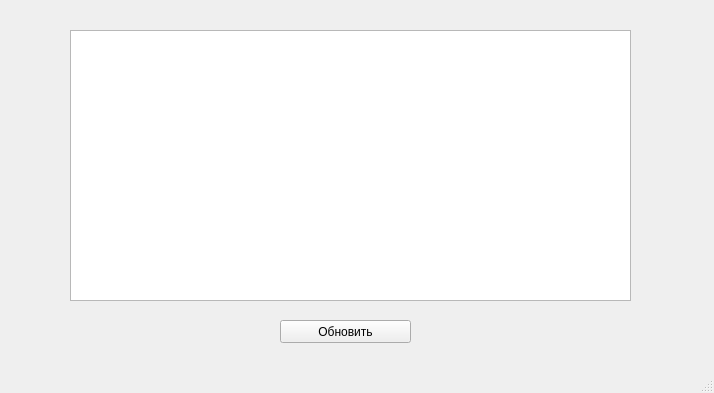
Qt form main.ui (Getmanskiy-S/coffee_git_project) before a commit.
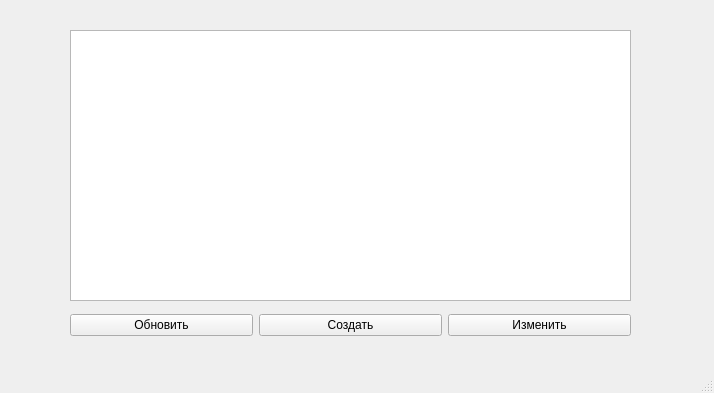
The same form after that commit.

Diff of the .ui file:
```diff
--- a/main.ui
+++ b/main.ui
@@ -27,18 +27,38 @@
      <set>QAbstractItemView::NoEditTriggers</set>
     </property>
    </widget>
-   <widget class="QPushButton" name="pushButton">
+   <widget class="QWidget" name="horizontalLayoutWidget">
     <property name="geometry">
      <rect>
-      <x>280</x>
-      <y>320</y>
-      <width>131</width>
-      <height>23</height>
+      <x>70</x>
+      <y>310</y>
+      <width>561</width>
+      <height>31</height>
      </rect>
     </property>
-    <property name="text">
-     <string>Обновить</string>
-    </property>
+    <layout class="QHBoxLayout" name="horizontalLayout">
+     <item>
+      <widget class="QPushButton" name="pushButton">
+       <property name="text">
+        <string>Обновить</string>
+       </property>
+      </widget>
+     </item>
+     <item>
+      <widget class="QPushButton" name="addButton">
+       <property name="text">
+        <string>Создать</string>
+       </property>
+      </widget>
+     </item>
+     <item>
+      <widget class="QPushButton" name="editButton">
+       <property name="text">
+        <string>Изменить</string>
+       </property>
+      </widget>
+     </item>
+    </layout>
    </widget>
   </widget>
   <widget class="QMenuBar" name="menubar">
```
